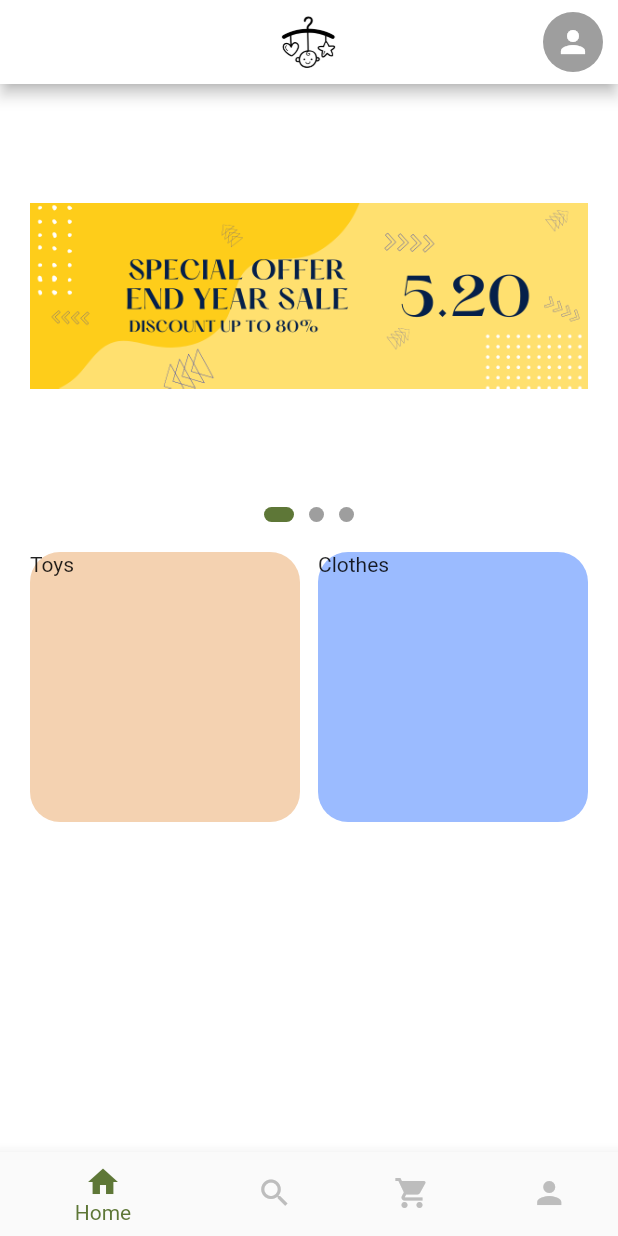
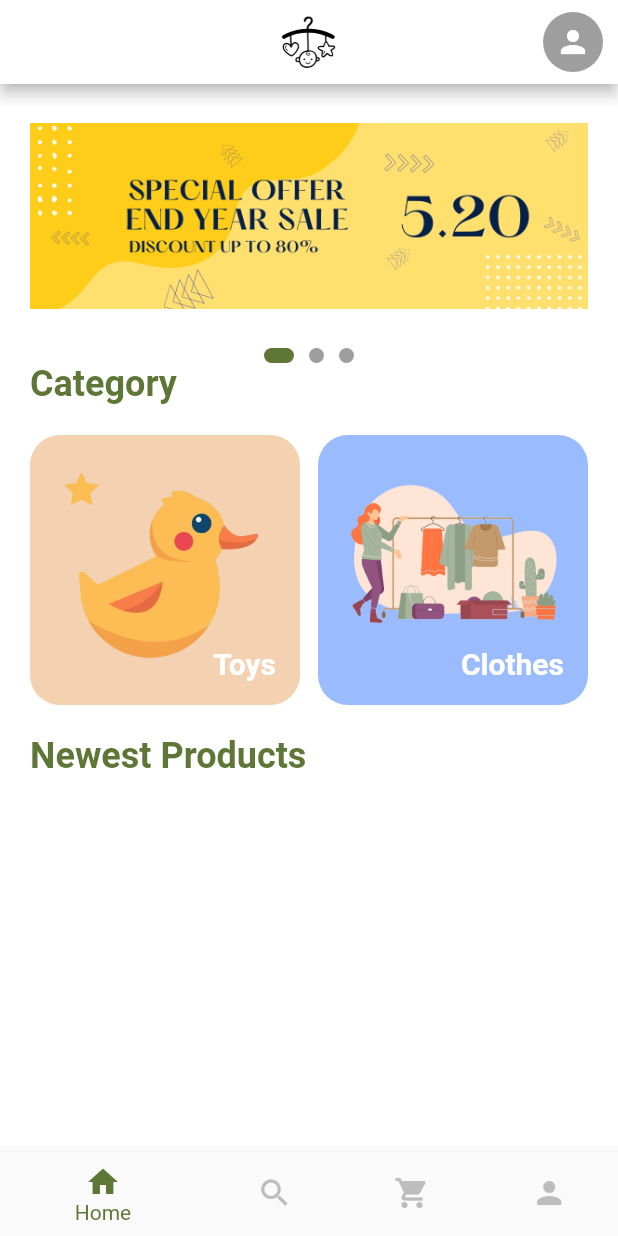
Before and after one commit to ron8520/happy_second, a Flutter app: the screen it shows after launch, on a phone screen of 412 x 824 dp. Run offline on Flutter 3.47's test engine with Material 2 defaults, Android fonts, the phone set to English and light mode, and no system bars.

Commit message:
adding image for two category

```diff
--- /dev/null
+++ b/lib/componets/product_card.dart
@@ -0,0 +1,26 @@
+import 'package:flutter/material.dart';
+
+class ProductCard extends StatelessWidget {
+  const ProductCard({super.key});
+
+  @override
+  Widget build(BuildContext context) {
+    return Column(
+      children: [
+        GestureDetector(
+          onTap: (){
+            print("go to product details");
+          },
+            child: Container(
+                decoration: BoxDecoration(
+                    borderRadius: BorderRadius.circular(20),
+                    color: Colors.grey),
+                child: Stack(
+                  children: [
+                    Positioned(child: Text("Image"))
+                  ],
+                )))
+      ],
+    );
+  }
+}
--- a/lib/routes/home.dart
+++ b/lib/routes/home.dart
@@ -22,9 +22,8 @@ class _HomePageState extends State<HomePage> {
     return Column(
       children: [
         Flexible(
-            flex: 1,
             child: Padding(
-              padding: const EdgeInsets.all(20),
+              padding: const EdgeInsets.fromLTRB(20, 0, 20, 0),
               child: ClipRRect(
                   borderRadius: BorderRadius.circular(10),
                   child: PageView(
@@ -62,33 +61,138 @@ class _HomePageState extends State<HomePage> {
           ],
         ),
         Padding(
+            padding: const EdgeInsets.fromLTRB(20, 0, 20, 0),
+            child: Row(
+              mainAxisAlignment: MainAxisAlignment.start,
+              children: [
+                Text(
+                  "Category",
+                  style: TextStyle(
+                      fontSize: 24.0,
+                      fontWeight: FontWeight.bold,
+                      color: HexColor.fromHex("#5E7737")),
+                ),
+              ],
+            )),
+        Padding(
           padding: const EdgeInsets.all(20),
           child: Row(
             mainAxisAlignment: MainAxisAlignment.spaceBetween,
             children: [
-              Container(
+              GestureDetector(
+                onTap: () {
+                  print("go to toys");
+                },
+                child: Container(
                   height: 180,
                   width: 180,
-                child: Text("Toys"),
                   decoration: BoxDecoration(
                     color: HexColor.fromHex("#F4D2B1"),
                     borderRadius: BorderRadius.circular(20.0),
                   ),
+                  child: Stack(
+                    children: const [
+                      Positioned(
+                          top: 0.0,
+                          left: 0.0,
+                          child: Align(
+                            alignment: Alignment.topLeft,
+                            child: Padding(
+                              padding: EdgeInsets.all(16.0),
+                              child: Image(
+                                height: 140,
+                                width: 140,
+                                image: AssetImage("lib/assets/duck.png")
                               ),
-              Container(
+                            ),
+                          )),
+                      Positioned(
+                          bottom: 0.0,
+                          right: 0.0,
+                          child: Align(
+                            alignment: Alignment.bottomRight,
+                            child: Padding(
+                              padding: EdgeInsets.all(16.0),
+                              child: Text(
+                                'Toys',
+                                style: TextStyle(
+                                  fontSize: 20.0,
+                                  fontWeight: FontWeight.bold,
+                                  color: Colors.white,
+                                ),
+                              ),
+                            ),
+                          )),
+                    ],
+                  ),
+                ),
+              ),
+              GestureDetector(
+                  onTap: () {
+                    print("Go to Clothes");
+                  },
+                  child: Container(
                     height: 180,
                     width: 180,
-                child: Text("Clothes"),
                     decoration: BoxDecoration(
                       color: HexColor.fromHex("#9BBBFF"),
                       borderRadius: BorderRadius.circular(20.0),
                     ),
-              )
+                    child: Stack(
+                      children: const [
+                        Positioned(
+                            top: 0.0,
+                            left: 0.0,
+                            child: Align(
+                              alignment: Alignment.topLeft,
+                              child: Padding(
+                                padding: EdgeInsets.all(10.0),
+                                child: Image(
+                                    height: 140,
+                                    width: 160,
+                                    image: AssetImage("lib/assets/clothes.png")
+                                ),
+                              ),
+                            )),
+                        Positioned(
+                            bottom: 0.0,
+                            right: 0.0,
+                            child: Align(
+                              alignment: Alignment.bottomRight,
+                              child: Padding(
+                                padding: EdgeInsets.all(16.0),
+                                child: Text(
+                                  'Clothes',
+                                  style: TextStyle(
+                                    fontSize: 20.0,
+                                    fontWeight: FontWeight.bold,
+                                    color: Colors.white,
+                                  ),
+                                ),
+                              ),
+                            )),
+                      ],
+                    ),
+                  ))
             ],
           ),
         ),
+        Padding(
+            padding: const EdgeInsets.fromLTRB(20, 0, 20, 0),
+            child: Row(
+              mainAxisAlignment: MainAxisAlignment.start,
+              children: [
+                Text(
+                  "Newest Products",
+                  style: TextStyle(
+                      fontSize: 24.0,
+                      fontWeight: FontWeight.bold,
+                      color: HexColor.fromHex("#5E7737")),
+                ),
+              ],
+            )),
         SizedBox(
-          height: 200,
+          height: 250,
         )
       ],
     );
--- a/pubspec.yaml
+++ b/pubspec.yaml
@@ -71,6 +71,8 @@ flutter:
      - lib/assets/banner2.png
      - lib/assets/banner3.png
      - lib/assets/logo.jpg
+     - lib/assets/duck.png
+     - lib/assets/clothes.png
   #   - images/a_dot_burr.jpeg
   #   - images/a_dot_ham.jpeg
 
```
Also changed, not shown: lib/assets/clothes.png (added), lib/assets/duck.png (added), 2 other files. Lines whose indentation alone changed are shown as unchanged.
